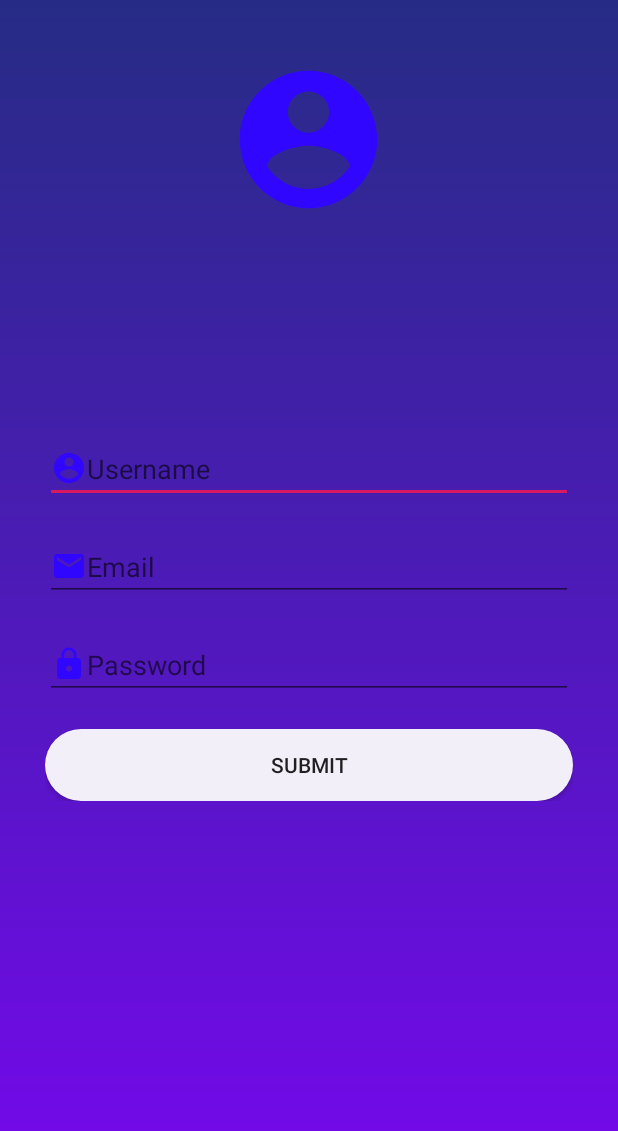
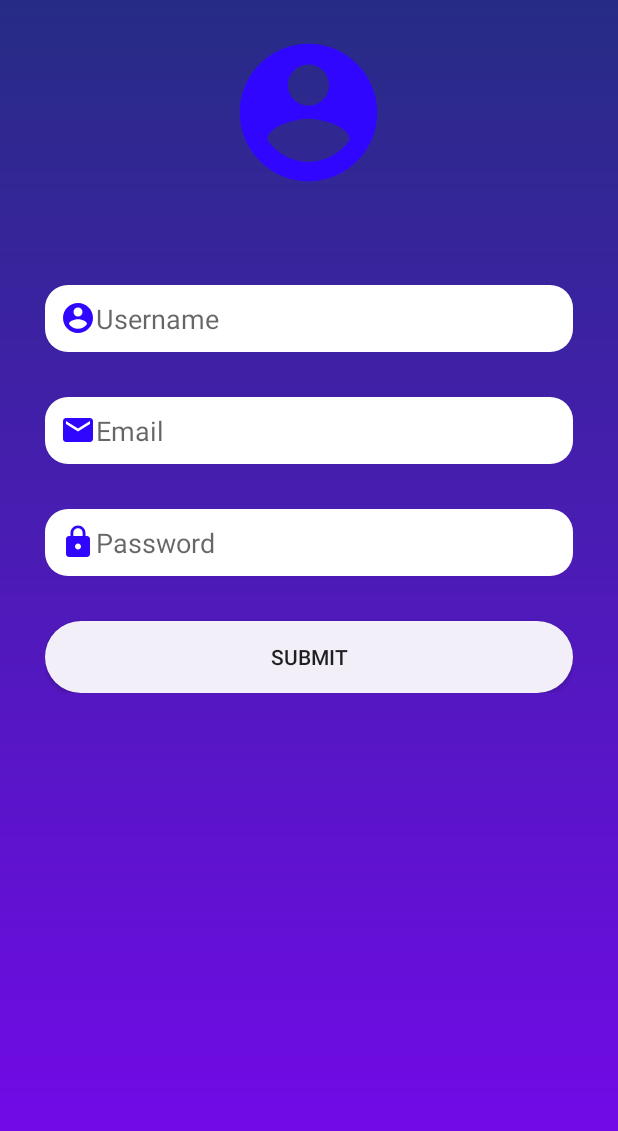
Before and after one commit to Franklin-Kimatu/GoHire, an Android app: the layout activity_registry.xml on its own in the app's theme, with its tools: preview values and no code run, on a phone screen of 412 x 824 dp. Shown: the top 1131 px of the screen. Run offline under Robolectric (Android 15) with nearby library versions, the light colour scheme and no system bars.

```diff
--- a/app/src/main/res/layout/activity_registry.xml
+++ b/app/src/main/res/layout/activity_registry.xml
@@ -1,13 +1,16 @@
 <?xml version="1.0" encoding="utf-8"?>
-<RelativeLayout xmlns:android="http://schemas.android.com/apk/res/android"
+<ScrollView xmlns:android="http://schemas.android.com/apk/res/android"
     xmlns:app="http://schemas.android.com/apk/res-auto"
     xmlns:tools="http://schemas.android.com/tools"
     android:layout_width="match_parent"
     android:layout_height="match_parent"
     tools:context=".ui.main.RegistryActivity"
     android:background="@drawable/gradient">
+    <RelativeLayout
+        android:layout_width="match_parent"
+        android:layout_height="wrap_content">
         <ImageView
-        android:layout_marginTop="38dp"
+            android:layout_marginTop="20dp"
             android:id="@+id/iconImageView"
             android:layout_width="110dp"
             android:layout_height="110dp"
@@ -16,6 +19,8 @@
 
         <LinearLayout
             android:layout_width="match_parent"
+            android:layout_marginTop="200dp"
+            android:layout_below="@id/iconImageView"
             android:layout_height="wrap_content"
             android:orientation="vertical"
             android:layout_centerHorizontal="true"
@@ -31,35 +36,46 @@
                 android:id="@+id/nameCreateEditText"
                 android:layout_width="match_parent"
                 android:layout_height="wrap_content"
+                android:background="@drawable/rounded_edittext"
+                android:layout_marginTop="30dp"
+                android:padding="10dp"
                 android:drawableLeft="@drawable/ic_account_user"/>
 
             <EditText
                 android:hint="Email"
-            android:layout_marginTop="20dp"
                 android:inputType="textEmailAddress"
                 android:id="@+id/emailCreateEditText"
                 android:layout_width="match_parent"
+                android:background="@drawable/rounded_edittext"
+                android:padding="10dp"
+                android:layout_marginTop="30dp"
+
                 android:layout_height="wrap_content"
                 android:drawableLeft="@drawable/ic_email_black_24dp"/>
 
             <EditText
                 android:hint="Password"
-            android:layout_marginTop="20dp"
+                android:layout_marginTop="30dp"
 
                 android:inputType="textPassword"
                 android:id="@+id/passwordCreateEditText"
                 android:layout_width="match_parent"
                 android:layout_height="wrap_content"
+                android:background="@drawable/rounded_edittext"
+                android:padding="10dp"
                 android:drawableLeft="@drawable/ic_lock_black_24dp"/>
 
             <Button
                 android:layout_width="match_parent"
                 android:layout_height="wrap_content"
                 android:id="@+id/submitDetailsButton"
-            android:layout_marginTop="20dp"
+                android:layout_marginTop="30dp"
                 android:text="Submit"
                 android:background="@drawable/roundedbutton"
                 android:elevation="20dp"/>
         </LinearLayout>
 
     </RelativeLayout>
+
+
+</ScrollView>
```
Lines whose indentation alone changed are shown as unchanged.
